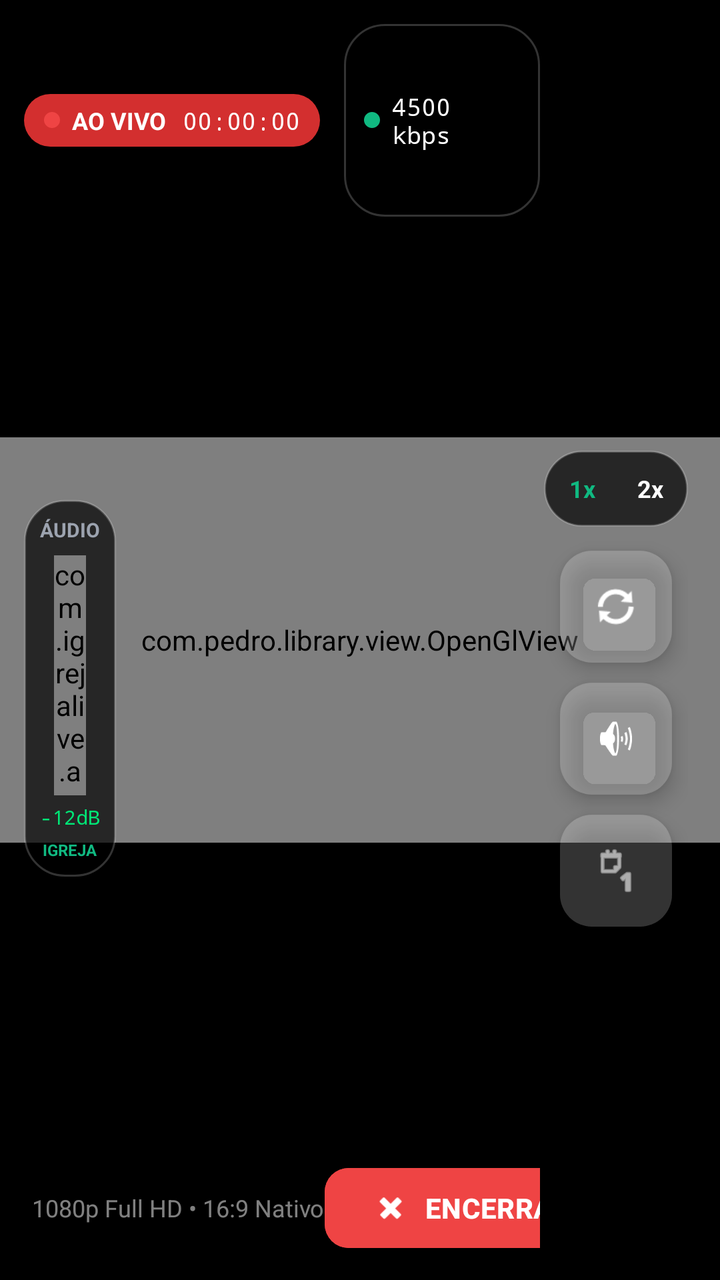
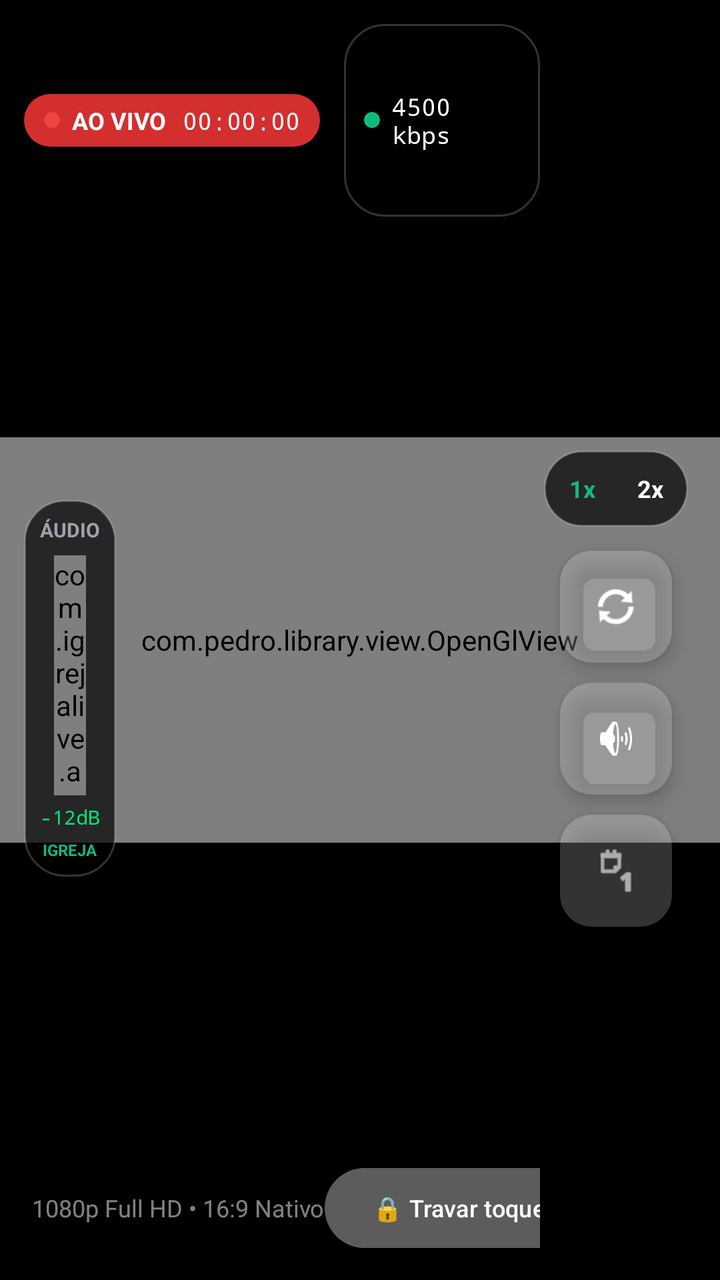

The first picture is an Android layout as it rendered before a commit; the second is the same layout after the commit. The layout source and the unified diff follow.
<!-- AndroidManifest.xml: application theme Theme.LiveinFe -->
<!-- res/layout/activity_live_stream.xml -->
<?xml version="1.0" encoding="utf-8"?>
<androidx.constraintlayout.widget.ConstraintLayout xmlns:android="http://schemas.android.com/apk/res/android"
    xmlns:app="http://schemas.android.com/apk/res-auto"
    android:layout_width="match_parent"
    android:layout_height="match_parent"
    android:background="#000000">

    
    <com.pedro.library.view.OpenGlView
        android:id="@+id/openGlView"
        android:layout_width="0dp"
        android:layout_height="0dp"
        app:layout_constraintDimensionRatio="16:9"
        app:layout_constraintTop_toTopOf="parent"
        app:layout_constraintBottom_toBottomOf="parent"
        app:layout_constraintStart_toStartOf="parent"
        app:layout_constraintEnd_toEndOf="parent" />

    
    <LinearLayout
        android:id="@+id/layoutTopBar"
        android:layout_width="match_parent"
        android:layout_height="wrap_content"
        android:orientation="horizontal"
        android:gravity="center_vertical"
        android:paddingStart="12dp"
        android:paddingTop="12dp"
        android:paddingBottom="12dp"
        android:paddingEnd="90dp"
        app:layout_constraintTop_toTopOf="parent"
        app:layout_constraintStart_toStartOf="parent"
        app:layout_constraintEnd_toEndOf="parent">

        
        <LinearLayout
            android:layout_width="wrap_content"
            android:layout_height="wrap_content"
            android:orientation="horizontal"
            android:background="@drawable/badge_live_bg"
            android:paddingHorizontal="10dp"
            android:paddingVertical="5dp"
            android:gravity="center_vertical">

            <View
                android:layout_width="8dp"
                android:layout_height="8dp"
                android:background="@drawable/circle_red" />

            <TextView
                android:layout_width="wrap_content"
                android:layout_height="wrap_content"
                android:layout_marginStart="6dp"
                android:text="AO VIVO"
                android:textColor="#FFFFFF"
                android:textSize="12sp"
                android:textStyle="bold" />

            <TextView
                android:id="@+id/tvLiveTimer"
                android:layout_width="wrap_content"
                android:layout_height="wrap_content"
                android:layout_marginStart="8dp"
                android:text="00:00:00"
                android:textColor="#FFFFFF"
                android:textSize="12sp"
                android:fontFamily="monospace" />
        </LinearLayout>

        
        <LinearLayout
            android:layout_width="wrap_content"
            android:layout_height="wrap_content"
            android:layout_marginStart="12dp"
            android:orientation="horizontal"
            android:background="@drawable/badge_dark_bg"
            android:paddingHorizontal="10dp"
            android:paddingVertical="5dp"
            android:gravity="center_vertical">

            <View
                android:id="@+id/viewNetworkStatus"
                android:layout_width="8dp"
                android:layout_height="8dp"
                android:background="@drawable/circle_green" />

            <TextView
                android:id="@+id/tvBitrate"
                android:layout_width="wrap_content"
                android:layout_height="wrap_content"
                android:layout_marginStart="6dp"
                android:text="4500 kbps"
                android:textColor="#FFFFFF"
                android:textSize="12sp"
                android:fontFamily="monospace" />

            <TextView
                android:id="@+id/tvFps"
                android:layout_width="wrap_content"
                android:layout_height="wrap_content"
                android:layout_marginStart="8dp"
                android:text="30 FPS"
                android:textColor="#9CA3AF"
                android:textSize="12sp" />
        </LinearLayout>

        
        <View
            android:layout_width="0dp"
            android:layout_height="1dp"
            android:layout_weight="1" />

        
        <Button
            android:id="@+id/btnShareLive"
            style="@style/Widget.Material3.Button.TonalButton"
            android:layout_width="wrap_content"
            android:layout_height="36dp"
            android:text="📋 Copiar Link"
            android:textSize="12sp"
            android:textColor="#FFFFFF"
            android:backgroundTint="#33FFFFFF" />
    </LinearLayout>

    
    <TextView
        android:id="@+id/tvStatusBanner"
        android:layout_width="wrap_content"
        android:layout_height="wrap_content"
        android:layout_marginTop="16dp"
        android:background="@drawable/badge_dark_bg"
        android:paddingHorizontal="16dp"
        android:paddingVertical="8dp"
        android:text="🎙️ MICROFONE ATIVO"
        android:textColor="#FFFFFF"
        android:textSize="13sp"
        android:textStyle="bold"
        android:elevation="6dp"
        android:visibility="gone"
        app:layout_constraintTop_toBottomOf="@id/layoutTopBar"
        app:layout_constraintStart_toStartOf="parent"
        app:layout_constraintEnd_toEndOf="parent" />

    
    <TextView
        android:id="@+id/tvZoomHud"
        android:layout_width="wrap_content"
        android:layout_height="wrap_content"
        android:background="@drawable/badge_dark_bg"
        android:paddingHorizontal="18dp"
        android:paddingVertical="10dp"
        android:text="🔍 1.0x"
        android:textColor="@color/tuned_green"
        android:textSize="18sp"
        android:textStyle="bold"
        android:fontFamily="monospace"
        android:elevation="8dp"
        android:visibility="gone"
        app:layout_constraintTop_toTopOf="parent"
        app:layout_constraintBottom_toBottomOf="parent"
        app:layout_constraintStart_toStartOf="parent"
        app:layout_constraintEnd_toEndOf="parent" />

    
    <LinearLayout
        android:id="@+id/layoutAudioMeter"
        android:layout_width="wrap_content"
        android:layout_height="wrap_content"
        android:orientation="vertical"
        android:gravity="center_horizontal"
        android:background="@drawable/badge_dark_bg"
        android:padding="8dp"
        android:layout_marginStart="12dp"
        app:layout_constraintStart_toStartOf="parent"
        app:layout_constraintTop_toBottomOf="@id/layoutTopBar"
        app:layout_constraintBottom_toTopOf="@id/layoutBottomControls">

        <TextView
            android:layout_width="wrap_content"
            android:layout_height="wrap_content"
            android:text="ÁUDIO"
            android:textColor="#9CA3AF"
            android:textSize="10sp"
            android:textStyle="bold" />

        <com.igrejalive.app.ui.VuMeterView
            android:id="@+id/vuMeterView"
            android:layout_width="16dp"
            android:layout_height="120dp"
            android:layout_marginTop="6dp" />

        <TextView
            android:id="@+id/tvAudioDb"
            android:layout_width="wrap_content"
            android:layout_height="wrap_content"
            android:layout_marginTop="4dp"
            android:text="-12dB"
            android:textColor="#00E676"
            android:textSize="10sp"
            android:fontFamily="monospace" />

        <TextView
            android:id="@+id/tvAudioSourceBadge"
            android:layout_width="wrap_content"
            android:layout_height="wrap_content"
            android:layout_marginTop="4dp"
            android:text="IGREJA"
            android:textColor="@color/tuned_green"
            android:textSize="8sp"
            android:textStyle="bold" />
    </LinearLayout>

    
    <LinearLayout
        android:id="@+id/layoutCameraControls"
        android:layout_width="wrap_content"
        android:layout_height="wrap_content"
        android:orientation="vertical"
        android:gravity="center_horizontal"
        android:layout_marginEnd="16dp"
        app:layout_constraintEnd_toEndOf="parent"
        app:layout_constraintTop_toBottomOf="@id/layoutTopBar"
        app:layout_constraintBottom_toTopOf="@id/layoutBottomControls">

        
        <LinearLayout
            android:id="@+id/layoutZoomSelector"
            android:layout_width="wrap_content"
            android:layout_height="wrap_content"
            android:orientation="horizontal"
            android:gravity="center"
            android:background="@drawable/badge_dark_bg"
            android:padding="3dp"
            android:layout_marginBottom="12dp">

            <TextView
                android:id="@+id/btnZoom1x"
                android:layout_width="32dp"
                android:layout_height="32dp"
                android:gravity="center"
                android:text="1x"
                android:textColor="@color/tuned_green"
                android:textSize="12sp"
                android:textStyle="bold"
                android:clickable="true"
                android:focusable="true" />

            <TextView
                android:id="@+id/btnZoom2x"
                android:layout_width="32dp"
                android:layout_height="32dp"
                android:layout_marginStart="2dp"
                android:gravity="center"
                android:text="2x"
                android:textColor="#FFFFFF"
                android:textSize="12sp"
                android:textStyle="bold"
                android:clickable="true"
                android:focusable="true" />
        </LinearLayout>

        
        <com.google.android.material.floatingactionbutton.FloatingActionButton
            android:id="@+id/fabSwitchCamera"
            android:layout_width="wrap_content"
            android:layout_height="wrap_content"
            android:layout_marginBottom="10dp"
            android:contentDescription="Trocar Câmera"
            app:backgroundTint="#33FFFFFF"
            app:tint="#FFFFFF"
            app:srcCompat="@android:drawable/ic_popup_sync"
            app:fabSize="mini" />

        
        <com.google.android.material.floatingactionbutton.FloatingActionButton
            android:id="@+id/fabMuteAudio"
            android:layout_width="wrap_content"
            android:layout_height="wrap_content"
            android:layout_marginBottom="10dp"
            android:contentDescription="Microfone / Mudo"
            app:backgroundTint="#33FFFFFF"
            app:tint="#FFFFFF"
            app:srcCompat="@android:drawable/ic_lock_silent_mode_off"
            app:fabSize="mini" />

        
        <com.google.android.material.floatingactionbutton.FloatingActionButton
            android:id="@+id/fabFlashLight"
            android:layout_width="wrap_content"
            android:layout_height="wrap_content"
            android:contentDescription="Lanterna"
            app:backgroundTint="#33FFFFFF"
            app:tint="#FFFFFF"
            app:srcCompat="@android:drawable/ic_menu_day"
            app:fabSize="mini" />
    </LinearLayout>

    
    <LinearLayout
        android:id="@+id/layoutBottomControls"
        android:layout_width="match_parent"
        android:layout_height="wrap_content"
        android:orientation="horizontal"
        android:gravity="center_vertical"
        android:paddingStart="16dp"
        android:paddingTop="12dp"
        android:paddingBottom="12dp"
        android:paddingEnd="90dp"
        app:layout_constraintBottom_toBottomOf="parent"
        app:layout_constraintStart_toStartOf="parent"
        app:layout_constraintEnd_toEndOf="parent">

        <TextView
            android:id="@+id/tvStreamResolutionInfo"
            android:layout_width="wrap_content"
            android:layout_height="wrap_content"
            android:text="1080p Full HD • 16:9 Nativo"
            android:textColor="#80FFFFFF"
            android:textSize="12sp" />

        <View
            android:layout_width="0dp"
            android:layout_height="1dp"
            android:layout_weight="1" />

        
        <com.google.android.material.button.MaterialButton
            android:id="@+id/btnStopLive"
            android:layout_width="wrap_content"
            android:layout_height="48dp"
            android:backgroundTint="@color/accent_red"
            android:text="ENCERRAR TRANSMISSÃO"
            android:textStyle="bold"
            android:textColor="#FFFFFF"
            app:cornerRadius="12dp"
            app:icon="@android:drawable/ic_delete"
            app:iconTint="#FFFFFF" />
    </LinearLayout>

</androidx.constraintlayout.widget.ConstraintLayout>
<!-- resources referenced by this layout -->
<resources>
  <color name="accent_red">#EF4444</color>
  <color name="tuned_green">#10B981</color>
  <!-- drawable badge_dark_bg (drawable) -->
  <?xml version="1.0" encoding="utf-8"?>
  <shape xmlns:android="http://schemas.android.com/apk/res/android">
      <solid android:color="#B3000000" />
      <corners android:radius="20dp" />
      <stroke android:width="1dp" android:color="#33FFFFFF" />
  </shape>
  <!-- drawable badge_live_bg (drawable) -->
  <?xml version="1.0" encoding="utf-8"?>
  <shape xmlns:android="http://schemas.android.com/apk/res/android">
      <solid android:color="#D32F2F" />
      <corners android:radius="20dp" />
  </shape>
  <!-- drawable circle_green (drawable) -->
  <?xml version="1.0" encoding="utf-8"?>
  <shape xmlns:android="http://schemas.android.com/apk/res/android"
      android:shape="oval">
      <solid android:color="@color/accent_green" />
      <size android:width="12dp" android:height="12dp" />
  </shape>
  <!-- drawable circle_red (drawable) -->
  <?xml version="1.0" encoding="utf-8"?>
  <shape xmlns:android="http://schemas.android.com/apk/res/android"
      android:shape="oval">
      <solid android:color="@color/accent_red" />
      <size android:width="12dp" android:height="12dp" />
  </shape>
  <style name="Theme.LiveinFe" parent="Theme.Material3.Dark.NoActionBar">
          
          <item name="colorPrimary">@color/tuned_green</item>
          <item name="colorPrimaryVariant">@color/tuned_green_dark</item>
          <item name="colorSecondary">@color/gold_primary</item>
          
          
          <item name="android:statusBarColor">@color/bg_main</item>
          <item name="android:navigationBarColor">@color/bg_main</item>
          <item name="android:windowBackground">@color/bg_main</item>
          <item name="colorSurface">@color/surface_1</item>
      </style>
  <color name="accent_green">#10B981</color>
  <color name="tuned_green_dark">#059669</color>
  <color name="gold_primary">#F59E0B</color>
  <color name="bg_main">#080B12</color>
  <color name="surface_1">#121826</color>
</resources>

<!-- the commit's change to res/layout/activity_live_stream.xml (unified diff, before → after) -->
@@ -232,6 +232,21 @@
             android:padding="3dp"
             android:layout_marginBottom="12dp">
 
+            
+            <TextView
+                android:id="@+id/btnZoom05x"
+                android:layout_width="36dp"
+                android:layout_height="32dp"
+                android:layout_marginEnd="2dp"
+                android:gravity="center"
+                android:text=".5x"
+                android:textColor="#FFFFFF"
+                android:textSize="12sp"
+                android:textStyle="bold"
+                android:clickable="true"
+                android:focusable="true"
+                android:visibility="gone" />
+
             <TextView
                 android:id="@+id/btnZoom1x"
                 android:layout_width="32dp"
@@ -323,12 +338,24 @@
             android:layout_weight="1" />
 
         
+        <Button
+            android:id="@+id/btnLockTouch"
+            style="@style/Widget.Material3.Button.TonalButton"
+            android:layout_width="wrap_content"
+            android:layout_height="48dp"
+            android:layout_marginEnd="12dp"
+            android:text="🔒 Travar toques"
+            android:textSize="12sp"
+            android:textColor="#FFFFFF"
+            android:backgroundTint="#33FFFFFF" />
+
+        
         <com.google.android.material.button.MaterialButton
             android:id="@+id/btnStopLive"
             android:layout_width="wrap_content"
             android:layout_height="48dp"
             android:backgroundTint="@color/accent_red"
-            android:text="ENCERRAR TRANSMISSÃO"
+            android:text="SEGURE P/ ENCERRAR"
             android:textStyle="bold"
             android:textColor="#FFFFFF"
             app:cornerRadius="12dp"
@@ -336,4 +363,38 @@
             app:iconTint="#FFFFFF" />
     </LinearLayout>
 
+    
+    <View
+        android:id="@+id/touchShield"
+        android:layout_width="0dp"
+        android:layout_height="0dp"
+        android:background="#01000000"
+        android:clickable="true"
+        android:focusable="true"
+        android:visibility="gone"
+        app:layout_constraintTop_toTopOf="parent"
+        app:layout_constraintBottom_toBottomOf="parent"
+        app:layout_constraintStart_toStartOf="parent"
+        app:layout_constraintEnd_toEndOf="parent" />
+
+    
+    <TextView
+        android:id="@+id/btnUnlockTouch"
+        android:layout_width="wrap_content"
+        android:layout_height="wrap_content"
+        android:layout_marginBottom="14dp"
+        android:background="@drawable/badge_dark_bg"
+        android:paddingStart="16dp"
+        android:paddingTop="10dp"
+        android:paddingEnd="16dp"
+        android:paddingBottom="10dp"
+        android:text="🔒 TOQUES TRAVADOS  •  segure 2s aqui para destravar"
+        android:textColor="#FFFFFF"
+        android:textSize="12sp"
+        android:textStyle="bold"
+        android:visibility="gone"
+        app:layout_constraintBottom_toBottomOf="parent"
+        app:layout_constraintStart_toStartOf="parent"
+        app:layout_constraintEnd_toEndOf="parent" />
+
 </androidx.constraintlayout.widget.ConstraintLayout>
